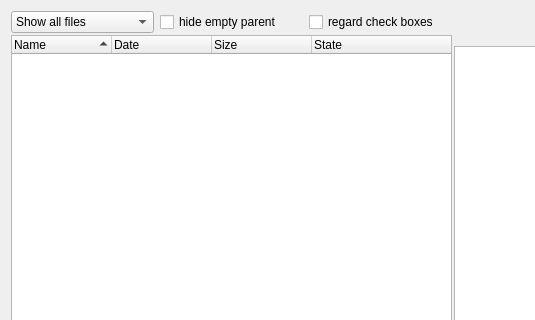
First picture: the form in source/mainwindow.ui, repository Rolloke/GUI-Apps, before the edit; both pictures show x 0 to 535 and y 0 to 320 of the 905 by 504 pixel window.
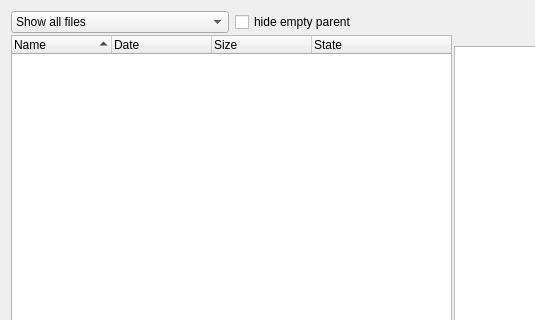
Second picture: the form after the edit.

Diff of the .ui file:
```diff
--- a/source/mainwindow.ui
+++ b/source/mainwindow.ui
@@ -104,13 +104,6 @@
             </property>
            </widget>
           </item>
-          <item>
-           <widget class="QCheckBox" name="ckRegardCheckboxes">
-            <property name="text">
-             <string>regard check boxes</string>
-            </property>
-           </widget>
-          </item>
          </layout>
         </item>
         <item>
```
